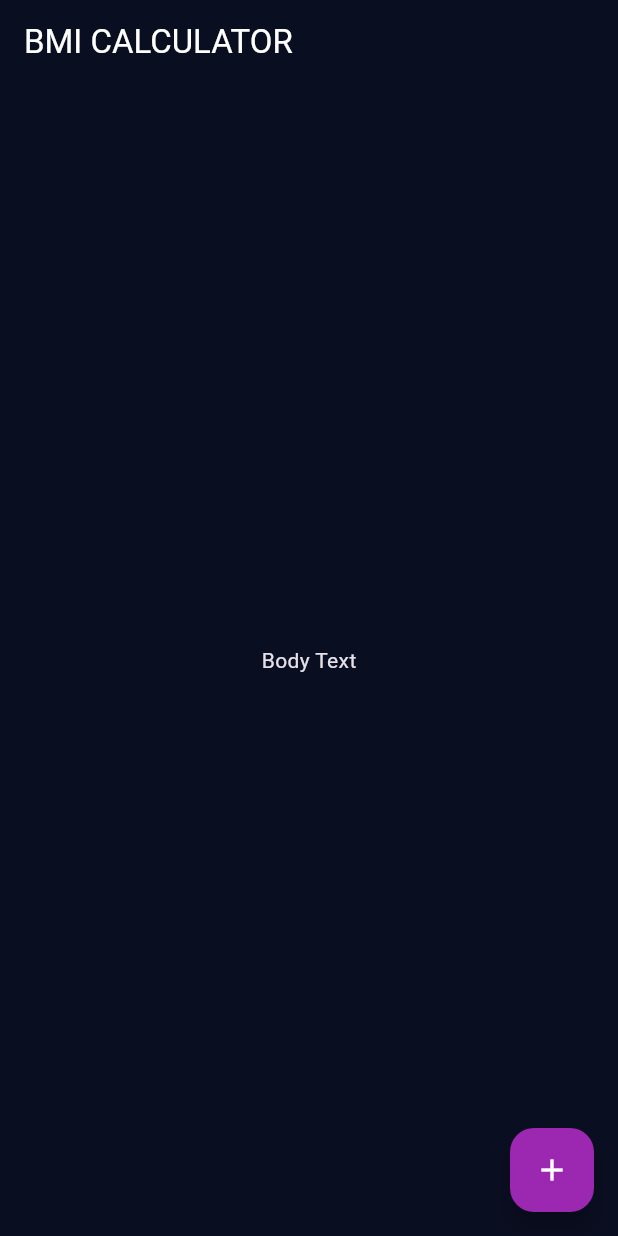
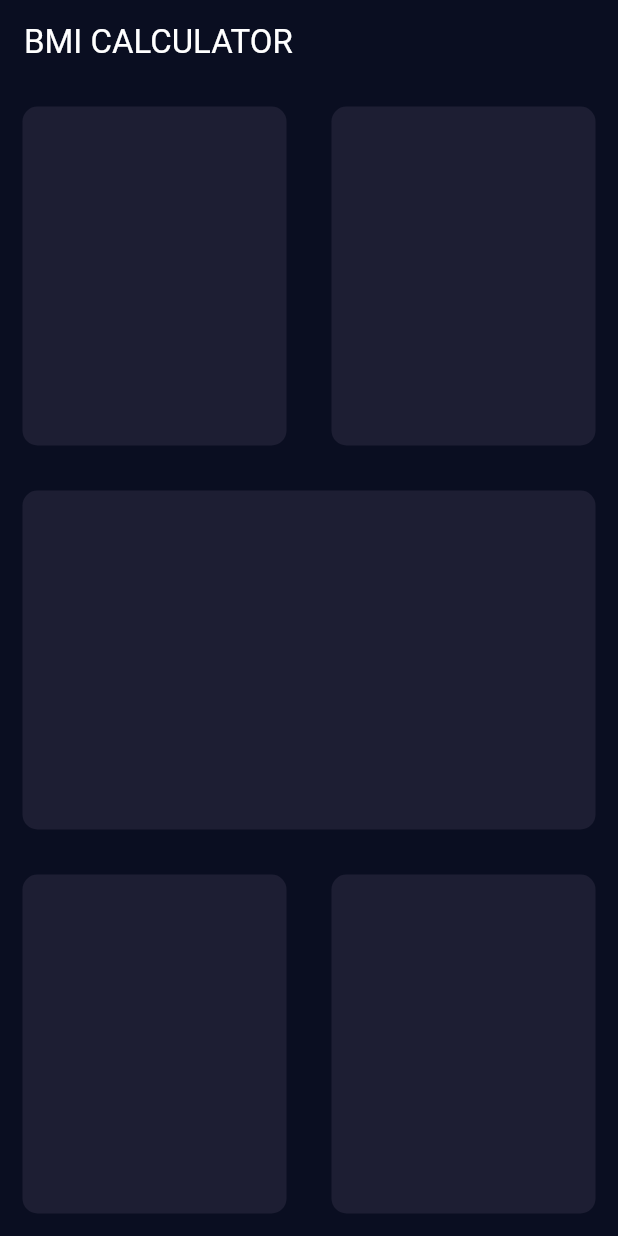
Before and after one commit to Panzershack/bmi_calculator, a Flutter app: the screen it shows after launch, on a phone screen of 412 x 824 dp. Run offline on Flutter 3.47's test engine with Material 3 defaults, Android fonts, the phone set to English and light mode, and no system bars.

Commit message:
created expanded containers to accomodate UI components, created an extracted widgetClass to reuse them in the app

```diff
--- a/lib/input_page.dart
+++ b/lib/input_page.dart
@@ -17,12 +17,62 @@ class _InputPageState extends State<InputPage> {
             ),
           ),
         ),
-      body: Center(
-        child: Text('Body Text'),
+        body: Column(
+          children: [
+            Expanded(
+              child: Row(
+                children: [
+                  Expanded(
+                    child: reusableCard(
+                      Color(0xFF1d1E33),
                     ),
-      floatingActionButton: FloatingActionButton(
-        child: Icon(Icons.add),
-        onPressed: () {},
+                  ),
+                  Expanded(
+                    child: reusableCard(
+                      Color(0xFF1d1E33),
+                    ),
+                  ),
+                ],
+              ),
+            ),
+            Expanded(
+              child: reusableCard(
+                Color(0xFF1d1E33),
+              ),
+            ),
+            Expanded(
+              child: Row(
+                children: [
+                  Expanded(
+                    child: reusableCard(
+                      Color(0xFF1d1E33),
+                    ),
+                  ),
+                  Expanded(
+                    child: reusableCard(
+                      Color(0xFF1d1E33),
+                    ),
+                  ),
+                ],
+              ),
+            ),
+          ],
+        ));
+  }
+}
+
+class reusableCard extends StatelessWidget {
+  reusableCard(this.myColor);
+
+  final Color myColor;
+
+  @override
+  Widget build(BuildContext context) {
+    return Container(
+      margin: EdgeInsets.all(15.0),
+      decoration: BoxDecoration(
+        borderRadius: BorderRadius.circular(10.0),
+        color: myColor,
       ),
     );
   }
```
Lines whose indentation alone changed are shown as unchanged.
